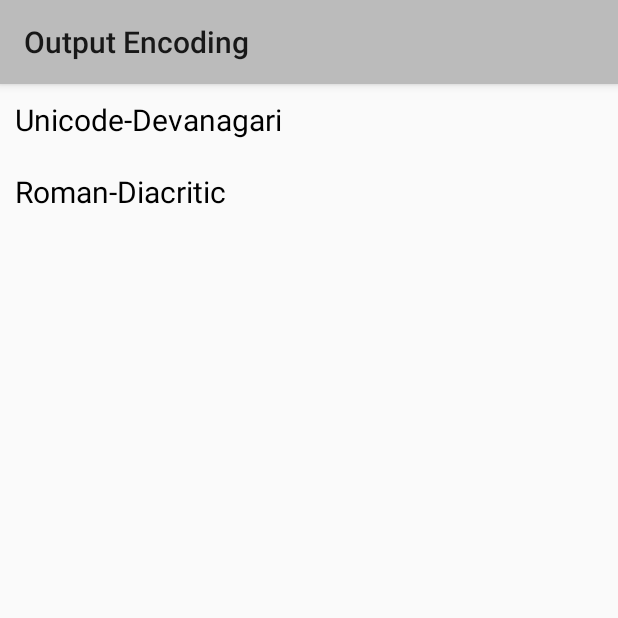
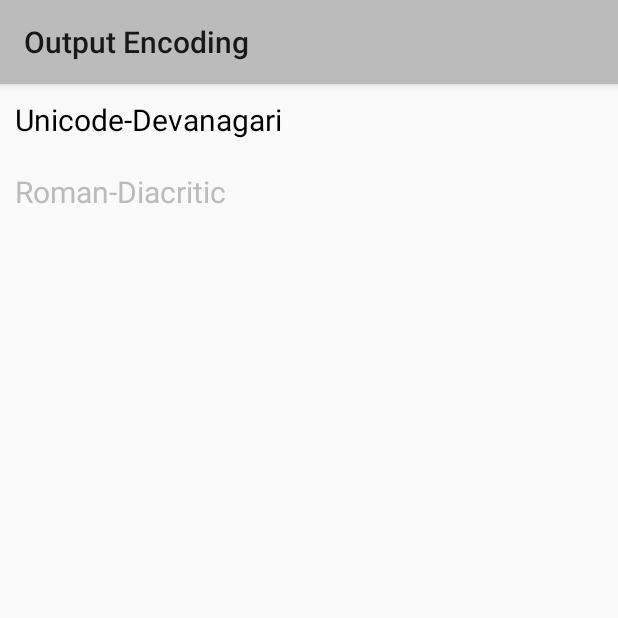
Before and after one commit to AbheriRTB/vkosha-client, an Android app: the screen it shows after launch (ListViewActivity), after a tap on an icon or button, on a phone screen of 412 x 824 dp, the top half of it. Run offline under Robolectric (Android 15) with nearby library versions, the phone set to English and light mode, and no system bars.

Commit message:
bug fixes

```diff
--- a/VaijayantiKosha/app/src/main/java/abheri/com/vaijayantikosha/DisplaySynonyms.java
+++ b/VaijayantiKosha/app/src/main/java/abheri/com/vaijayantikosha/DisplaySynonyms.java
@@ -229,7 +229,7 @@ public class DisplaySynonyms extends AppCompatActivity implements View.OnClickLi
             TextView textViewJati = new TextView(this);
             textViewJati.setTextColor(getResources().getColor(R.color.mygreen));
             textViewJati.setTextSize((float) 27.0);
-            textViewJati.setText("जाति");
+            textViewJati.setText("जातिः");
             linearLayout.addView(textViewJati);
 
             linearLayout.addView(relativeLayout);
--- a/VaijayantiKosha/app/src/main/java/abheri/com/vaijayantikosha/ListAdapter.java
+++ b/VaijayantiKosha/app/src/main/java/abheri/com/vaijayantikosha/ListAdapter.java
@@ -45,6 +45,12 @@ public class ListAdapter extends RecyclerView.Adapter<ListAdapter.ViewHolder>{
             return;
         }
         */
+        String txt = (String)holder.textView.getText();
+        if(txt != null &&
+                (txt.equalsIgnoreCase("WX-alphabetic") || txt.equalsIgnoreCase("Roman-Diacritic"))){
+            holder.textView.setTextColor(context.getResources().getColor(R.color.lightGray));
+            return;
+        }
 
         holder.linearLayout.setOnClickListener(new View.OnClickListener() {
             @Override
--- a/VaijayantiKosha/app/src/main/java/abheri/com/vaijayantikosha/MainActivity.java
+++ b/VaijayantiKosha/app/src/main/java/abheri/com/vaijayantikosha/MainActivity.java
@@ -33,15 +33,8 @@ public class MainActivity extends AppCompatActivity {
 
         setContentView(R.layout.activity_main);
         Toolbar toolbar = (Toolbar) findViewById(R.id.toolbar);
-        relationTV = (TextView) findViewById(R.id.relation_edit);
 
-        in_codeTV = (TextView) findViewById(R.id.inputEncode);
-
-        out_codeTV = (TextView) findViewById(R.id.outputEncode);
-
-        padam_txt = (EditText) findViewById(R.id.ppadam);
-        ppadam_text = padam_txt.getText().toString();
-
+        readTextViewValues();
         setSupportActionBar(toolbar);
 
         FloatingActionButton fab = (FloatingActionButton) findViewById(R.id.fab);
@@ -146,24 +139,14 @@ public class MainActivity extends AppCompatActivity {
 
 
     public void list_to_be_displayed(String val) {
-        TextView inp_txt, out_txt;
-        EditText p_txt;
-
 
         Intent intent = new Intent(this, ListViewActivity.class);
-        inp_txt = (TextView) findViewById(R.id.inputEncode);
-        out_txt = (TextView) findViewById(R.id.outputEncode);
-        p_txt = (EditText) findViewById(R.id.ppadam);
 
-        String input_code = inp_txt.getText().toString();
-        String output_code = out_txt.getText().toString();
-        String padam_text = p_txt.getText().toString();
-
-
-        intent.putExtra("INPUT_ENCODE", input_code);
-        intent.putExtra("OUTPUT_ENCODE", output_code);
+        readTextViewValues();
+        intent.putExtra("INPUT_ENCODE", in_code);
+        intent.putExtra("OUTPUT_ENCODE", out_code);
         intent.putExtra("SEL_VALUE", val);
-        intent.putExtra("PADAM", padam_text);
+        intent.putExtra("PADAM", ppadam_text);
 
         //Toast.makeText(this,"Going to next activity" + input_code, Toast.LENGTH_LONG).show();
         startActivity(intent);
@@ -172,11 +155,8 @@ public class MainActivity extends AppCompatActivity {
 
     public void submit_click(View view) {
 
-        EditText padam_txt;
-
         Intent intent = new Intent(this, DisplaySynonyms.class);
-        padam_txt = (EditText) findViewById(R.id.ppadam);
-        ppadam_text = padam_txt.getText().toString();
+        readTextViewValues();
 
         try {
             Runnable gdr;
@@ -206,5 +186,21 @@ public class MainActivity extends AppCompatActivity {
         //Toast.makeText(MainActivity.this, "Button Clicked", Toast.LENGTH_SHORT).show();
     }
 
+    public void readTextViewValues(){
+
+        relationTV = (TextView) findViewById(R.id.relation_edit);
+        relation = relationTV.getText().toString();
+
+        in_codeTV = (TextView) findViewById(R.id.inputEncode);
+        in_code = in_codeTV.getText().toString();
+
+        out_codeTV = (TextView) findViewById(R.id.outputEncode);
+        out_code = out_codeTV.getText().toString();
+
+        padam_txt = (EditText) findViewById(R.id.ppadam);
+        ppadam_text = padam_txt.getText().toString();
+
+    }
+
 
 }
```
